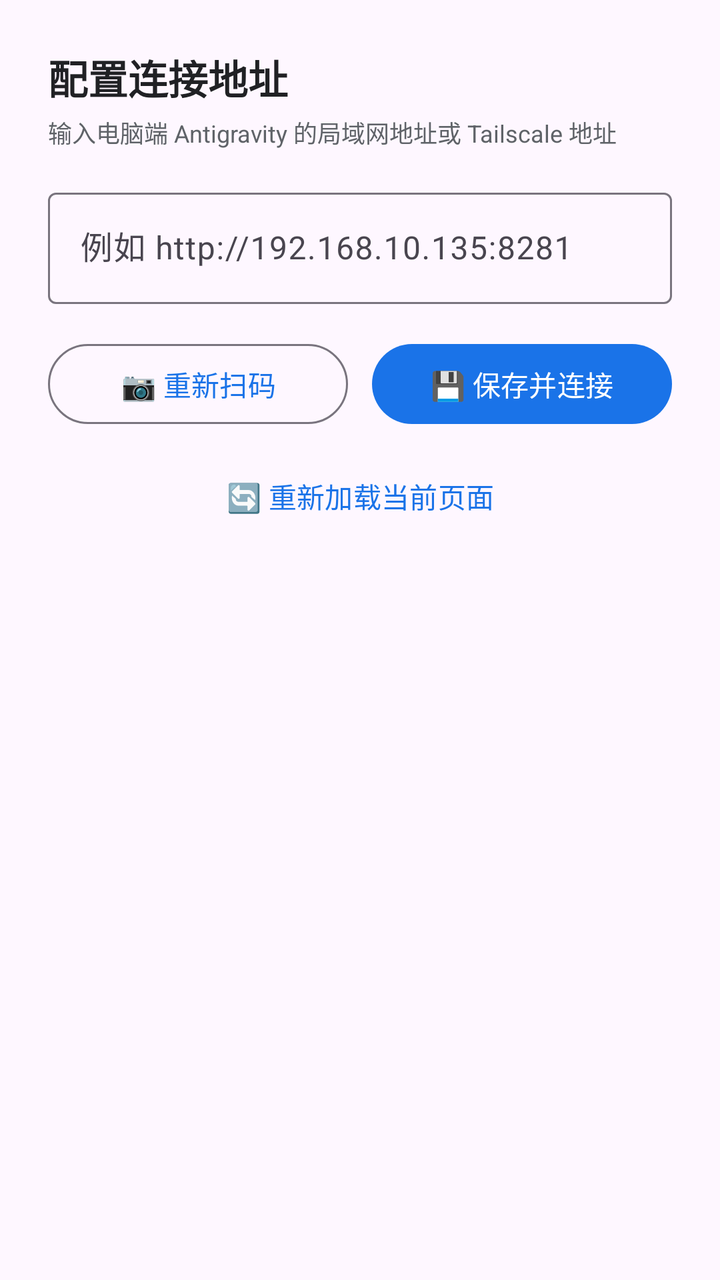
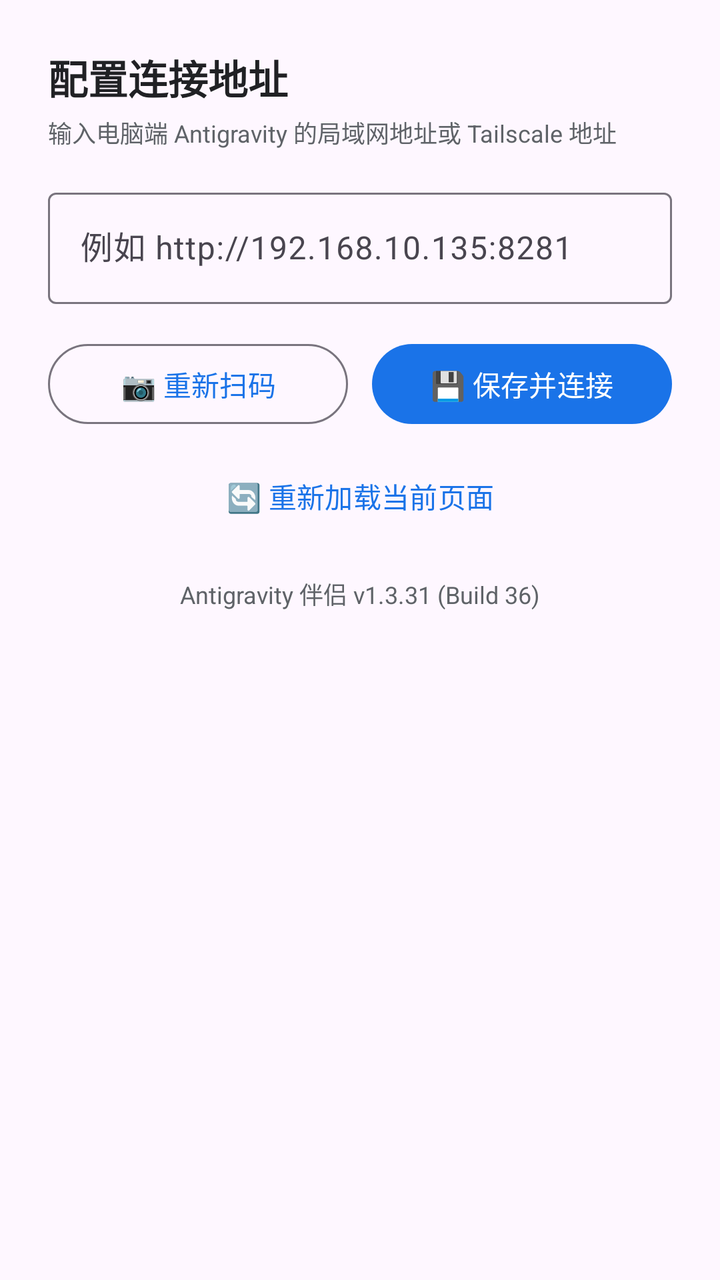

An Android layout rendered at two revisions. The XML below is the earlier revision; the diff shows what the commit changed to produce the second picture.
<!-- AndroidManifest.xml: application theme Theme.AntigravityCompanion -->
<!-- res/layout/dialog_setup.xml -->
<?xml version="1.0" encoding="utf-8"?>
<LinearLayout xmlns:android="http://schemas.android.com/apk/res/android"
    xmlns:app="http://schemas.android.com/apk/res-auto"
    android:layout_width="match_parent"
    android:layout_height="wrap_content"
    android:orientation="vertical"
    android:padding="24dp">

    <TextView
        android:layout_width="wrap_content"
        android:layout_height="wrap_content"
        android:text="配置连接地址"
        android:textColor="@color/text_primary"
        android:textSize="20sp"
        android:textStyle="bold" />

    <TextView
        android:layout_width="wrap_content"
        android:layout_height="wrap_content"
        android:layout_marginTop="4dp"
        android:text="输入电脑端 Antigravity 的局域网地址或 Tailscale 地址"
        android:textColor="@color/text_secondary"
        android:textSize="12sp" />

    <com.google.android.material.textfield.TextInputLayout
        android:layout_width="match_parent"
        android:layout_height="wrap_content"
        android:layout_marginTop="16dp"
        android:hint="例如 http://192.168.10.135:8281"
        style="@style/Widget.Material3.TextInputLayout.OutlinedBox">

        <com.google.android.material.textfield.TextInputEditText
            android:id="@+id/etServerUrl"
            android:layout_width="match_parent"
            android:layout_height="wrap_content"
            android:inputType="textUri"
            android:singleLine="true" />
    </com.google.android.material.textfield.TextInputLayout>

    <LinearLayout
        android:layout_width="match_parent"
        android:layout_height="wrap_content"
        android:layout_marginTop="16dp"
        android:orientation="horizontal">

        <com.google.android.material.button.MaterialButton
            android:id="@+id/btnDialogScan"
            style="@style/Widget.Material3.Button.OutlinedButton"
            android:layout_width="0dp"
            android:layout_height="wrap_content"
            android:layout_weight="1"
            android:text="📷 重新扫码" />

        <View
            android:layout_width="12dp"
            android:layout_height="0dp" />

        <com.google.android.material.button.MaterialButton
            android:id="@+id/btnDialogSave"
            android:layout_width="0dp"
            android:layout_height="wrap_content"
            android:layout_weight="1"
            android:text="💾 保存并连接" />
    </LinearLayout>

    <com.google.android.material.button.MaterialButton
        android:id="@+id/btnDialogReload"
        style="@style/Widget.Material3.Button.TextButton"
        android:layout_width="match_parent"
        android:layout_height="wrap_content"
        android:layout_marginTop="8dp"
        android:text="🔄 重新加载当前页面" />

</LinearLayout>
<!-- resources referenced by this layout -->
<resources>
  <color name="text_primary">#202124</color>
  <color name="text_secondary">#5F6368</color>
  <style name="Theme.AntigravityCompanion" parent="Theme.Material3.DayNight.NoActionBar">
          <item name="colorPrimary">@color/primary</item>
          <item name="android:statusBarColor">@color/status_bar_color</item>
          <item name="android:windowLightStatusBar">true</item>
          <item name="android:navigationBarColor">@color/surface</item>
          <item name="android:windowLightNavigationBar" tools:targetApi="o_mr1">true</item>
          <item name="android:windowActionModeOverlay">true</item>
          <item name="windowActionModeOverlay">true</item>
      </style>
  <color name="primary">#1A73E8</color>
  <color name="status_bar_color">#FFFFFF</color>
  <color name="surface">#FFFFFF</color>
</resources>

<!-- the commit's change to res/layout/dialog_setup.xml (unified diff, before → after) -->
@@ -71,4 +71,14 @@
         android:layout_marginTop="8dp"
         android:text="🔄 重新加载当前页面" />
 
+    <TextView
+        android:id="@+id/tvVersionInfo"
+        android:layout_width="match_parent"
+        android:layout_height="wrap_content"
+        android:layout_marginTop="16dp"
+        android:gravity="center"
+        android:text="Antigravity 伴侣 v1.3.31 (Build 36)"
+        android:textColor="@color/text_secondary"
+        android:textSize="12sp" />
+
 </LinearLayout>
